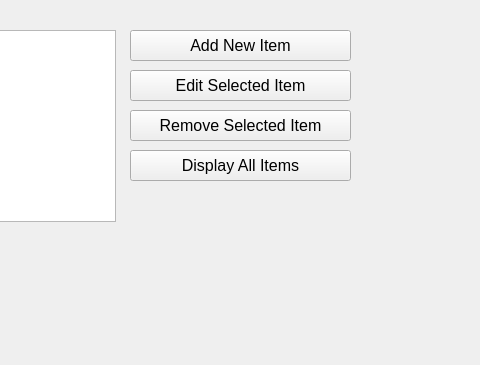
This is Store/mainwindow.ui in SamanOmidi/GroceryStore as Qt 5 draws it before an edit; both pictures show x 160 to 640 and y 0 to 365 of the 800 by 600 pixel window. The edited form follows.
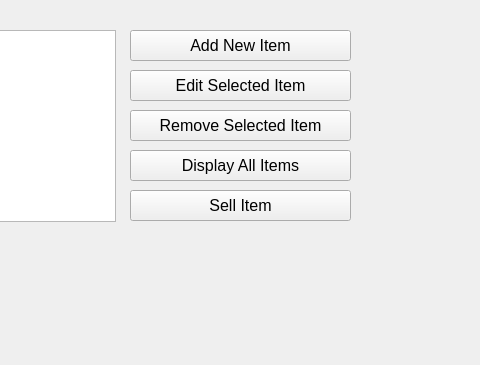
This is the edited form.

Commit message: Edit button , display button

Patch:
```diff
--- a/Store/mainwindow.ui
+++ b/Store/mainwindow.ui
@@ -102,6 +102,24 @@
      <string>Display All Items</string>
     </property>
    </widget>
+   <widget class="QPushButton" name="sellbutton">
+    <property name="geometry">
+     <rect>
+      <x>290</x>
+      <y>190</y>
+      <width>221</width>
+      <height>31</height>
+     </rect>
+    </property>
+    <property name="font">
+     <font>
+      <pointsize>12</pointsize>
+     </font>
+    </property>
+    <property name="text">
+     <string>Sell Item</string>
+    </property>
+   </widget>
   </widget>
   <widget class="QMenuBar" name="menubar">
    <property name="geometry">
```
Left out of the diff: 2 changed lines with no effect on the pictures. The commit also changes 9 other files.
